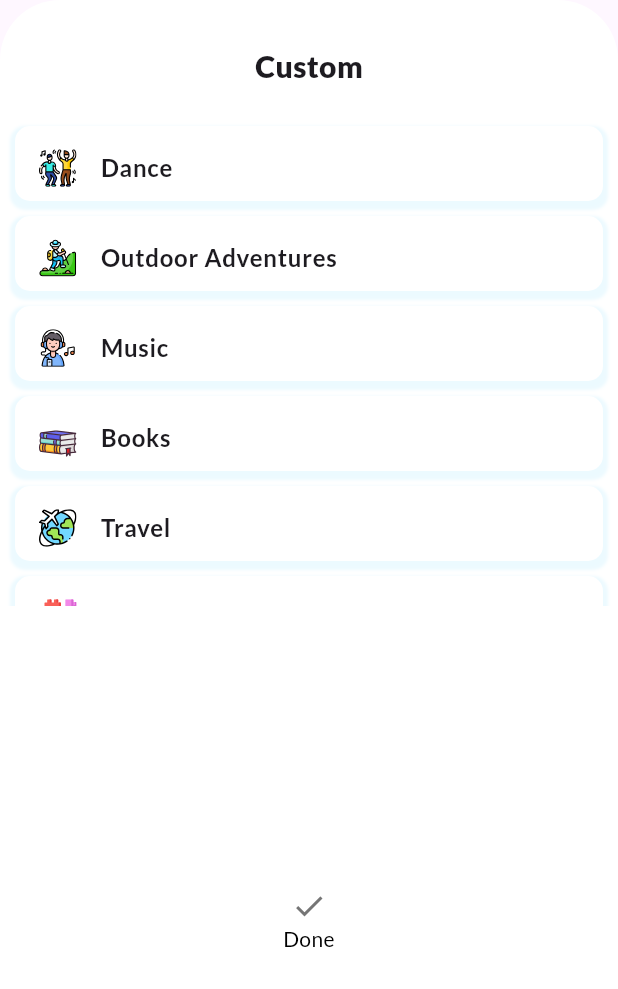
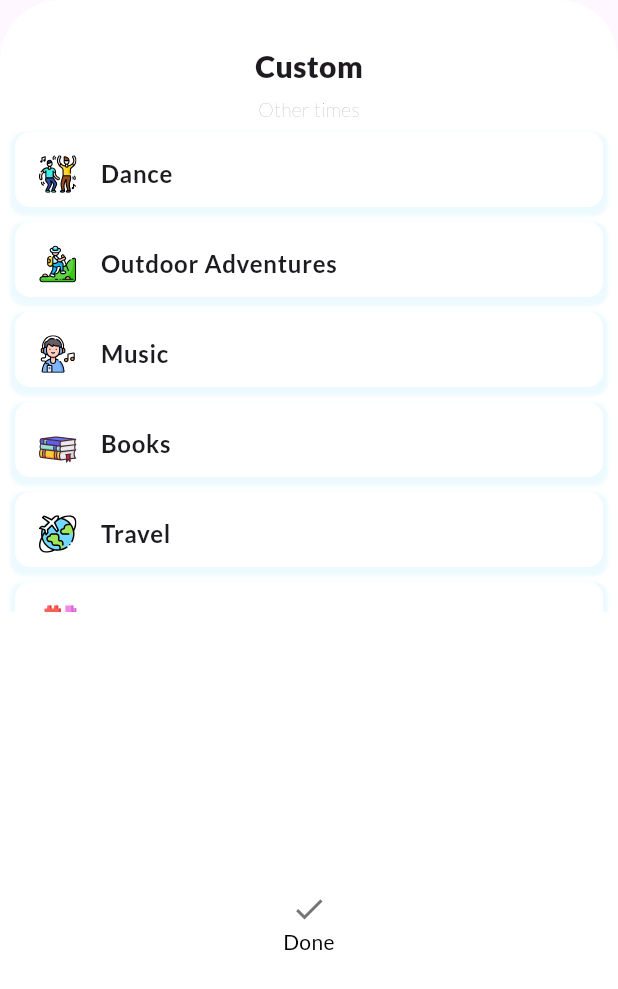
Before and after one commit to aadesh18/inzone, a Flutter app: the CustomPage widget shown alone on an empty page, opened directly, on a phone screen of 412 x 824 dp. Shown: the top 989 px of the screen. Run offline on Flutter 3.47's test engine with Material 3 defaults, Android fonts, the phone set to English and light mode, and no system bars; drawn by our look-alikes of flutter_slidable; our stand-ins replace action_slider, animated_splash_screen, cloud_firestore, firebase_auth, firebase_core, firebase_messaging and 9 more; missing offline and left inert: choice, cool_dropdown, floating_draggable_widget, flutter_floating_bottom_bar, random_avatar, sign_button and 1 more; accounts and stored records are empty; project files that could hold a hidden picture were left out.

Commit message:
focus fallback custom pages

```diff
--- a/lib/welcome_screens/content_selection_pages/custom_page.dart
+++ b/lib/welcome_screens/content_selection_pages/custom_page.dart
@@ -76,12 +76,16 @@ class CustomPage extends StatelessWidget {
       child: Column(
         children: [
           Container(
-              //height: 300,
-              margin: const EdgeInsets.only(top: 30, bottom: 20),
+            //height: 300,
+              margin: const EdgeInsets.only(top: 30, bottom: 5),
               child: const Text(
                 "Custom",
                 style: TextStyle(fontSize: 20, fontWeight: FontWeight.w800),
               )),
+          const Text(
+            "Other times",
+            style: TextStyle(fontSize: 13,color: Colors.grey, fontWeight: FontWeight.w200),
+          ),
           SizedBox(
             height: 325,
             child: ListView.builder(
--- a/lib/welcome_screens/content_selection_pages/fallback_page.dart
+++ b/lib/welcome_screens/content_selection_pages/fallback_page.dart
@@ -80,11 +80,15 @@ class FallBackPage extends StatelessWidget {
         children: [
           Container(
             //height: 300,
-              margin: const EdgeInsets.only(top: 30, bottom: 20),
+              margin: const EdgeInsets.only(top: 30, bottom: 5),
               child: const Text(
                 "Fall Back",
                 style: TextStyle(fontSize: 20, fontWeight: FontWeight.w800),
               )),
+          Text(
+            "5pm to 10pm",
+            style: TextStyle(fontSize: 13,color: Colors.grey, fontWeight: FontWeight.w200),
+          ),
           SizedBox(
             height: 325,
             child: ListView.builder(
--- a/lib/welcome_screens/content_selection_pages/focus_page.dart
+++ b/lib/welcome_screens/content_selection_pages/focus_page.dart
@@ -81,11 +81,15 @@ class FocusPage extends StatelessWidget {
         children: [
           Container(
               //height: 300,
-              margin: const EdgeInsets.only(top: 30, bottom: 20),
+              margin: const EdgeInsets.only(top: 30, bottom: 5),
               child: const Text(
                 "Focus",
                 style: TextStyle(fontSize: 20, fontWeight: FontWeight.w800),
               )),
+       const  Text(
+                "9am to 5pm",
+                style: TextStyle(fontSize: 13,color: Colors.grey, fontWeight: FontWeight.w200),
+              ),
           SizedBox(
             height: 325,
             child: ListView.builder(
```
